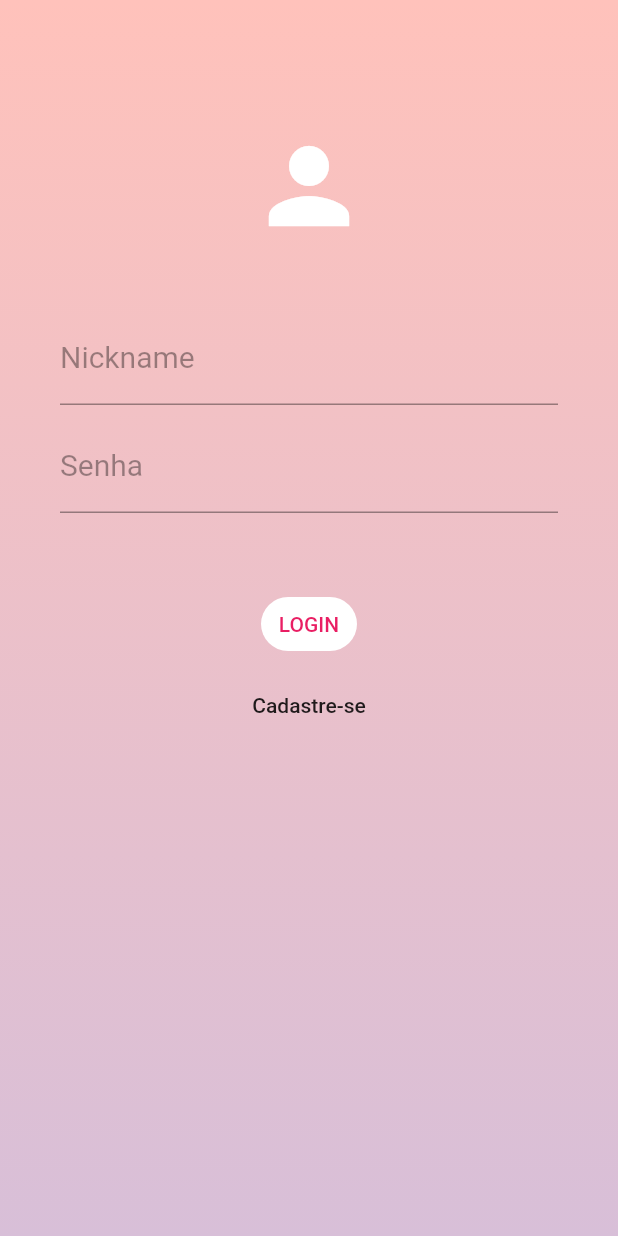
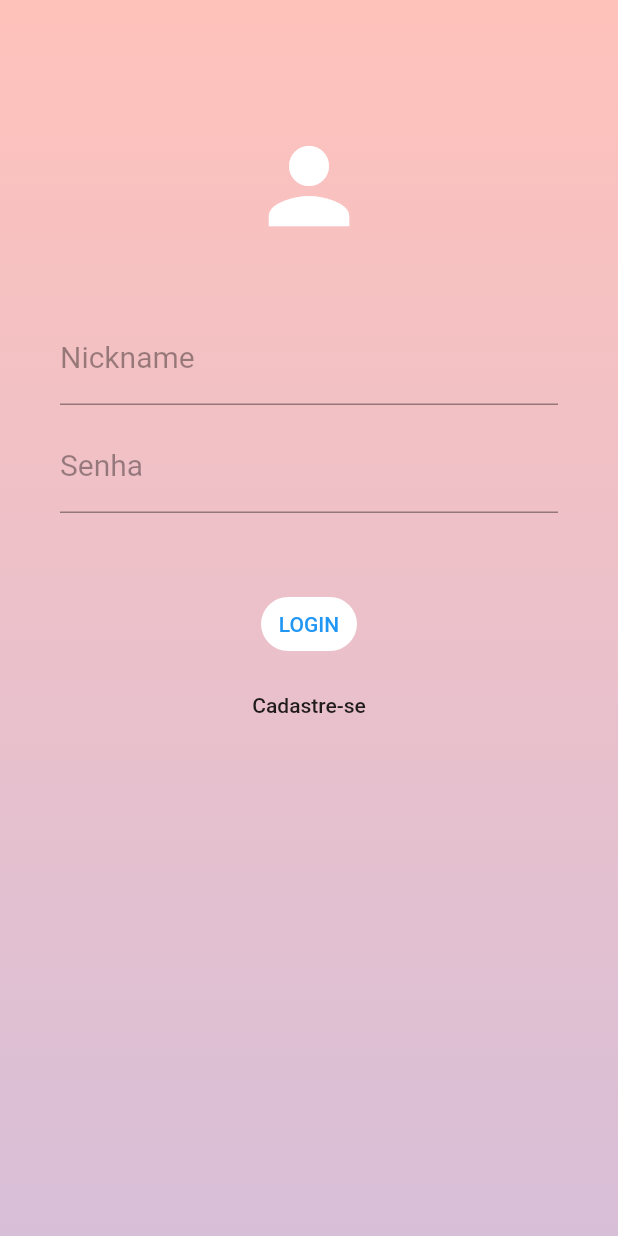
Before and after one commit to NanyDesu/ArtStreets, a Flutter app: the screen it shows after launch, on a phone screen of 412 x 824 dp. Run offline on Flutter 3.47's test engine with Material 2 defaults, Android fonts, the phone set to English and light mode, and no system bars; our stand-ins replace sqflite; accounts and stored records are empty.

Commit message:
gzuz amado

```diff
--- a/artstreet/lib/data/database_helper.dart
+++ b/artstreet/lib/data/database_helper.dart
@@ -28,15 +28,15 @@ class DatabaseHelper {
 
   Future<FutureOr<void>> _onCreate(Database db, int version) async {
     String sql =
-        'create table package (id INTEGER PRIMARY KEY, head varchar(100), url_image varchar(100), city varchar(100), title varchar(100), desc varchar(100), validity varchar(100), old_price int, current_price int, nights integer, discount integer, persons integer, free_cancellation boolean);';
+        'create table package (nickname varchar(30) PRIMARY KEY, senha varchar(20), email varchar(50));';
     await db.execute(sql);
 
     sql =
-        "INSERT INTO package (id, head, url_image, city, title, desc, validity, old_price, current_price, nights, discount, persons, free_cancellation) VALUES (1, 'Pacote Amsterdam', 'https://tradeturismo.com.br/novo/wp-content/uploads/2018/10/fazer-em-amsterda-1200x565.jpg', 'Amsterdam, NLD', 'Pacote Amsterdam - 2022 e 2023', 'Aéreo + Hospedagem', '01 Jan 2022 a 31 Dez 2023', 5486, 4389, 8, 20, 2, 1);";
+        "INSERT INTO package (nickname, senha, email) VALUES ('nany', 'nany', 'nany@gmail.com');";
     await db.execute(sql);
 
     sql =
-        "INSERT INTO package (id, head, url_image, city, title, desc, validity, old_price, current_price, nights, discount, persons, free_cancellation) VALUES (2, 'Pacote Cancún', 'https://blogmaladeviagem.com.br/wp-content/uploads/2016/11/Blog-Mala-de-Viagem-cancun.jpg', 'CANCÚN, MEX', 'Pacote Cancún 2021', 'Aéreo + Transfer Grátis', '01 Nov 2021 a 31 Dez 2021', 6500, 3854, 5, 30, 1, 1);";
+        "INSERT INTO package (nickname, senha, email) VALUES ('kel', 'kel', 'kel@gmail.com');";
     await db.execute(sql);
   }
 }
--- a/artstreet/lib/main.dart
+++ b/artstreet/lib/main.dart
@@ -10,9 +10,6 @@ class MyApp extends StatelessWidget {
     return MaterialApp(
       title: 'Art Street',
       debugShowCheckedModeBanner: false,
-      theme: ThemeData(
-        primarySwatch: Colors.pink,
-      ),
       home: LoginPage(),
     );
   }
--- a/artstreet/lib/pages/body.dart
+++ b/artstreet/lib/pages/body.dart
@@ -1,4 +1,6 @@
+import 'package:artstreet/pages/home.dart';
 import 'package:flutter/material.dart';
+
 
 class Body extends StatelessWidget {
   @override
```
Also changed, not shown: artstreet/lib/pages/home.dart (+16 -0 lines), artstreet/pubspec.yaml (+4 -3 lines), artstreet/assets/imagens/logoosf.jpg (added), artstreet/assets/imagens/mascote.png (added).
